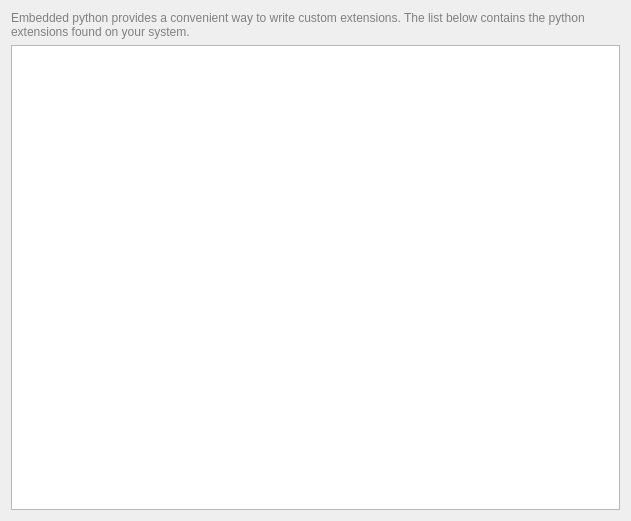
hamonikr/hamonikr-albert, file plugins/python/src/configwidget.ui: the form before one commit.
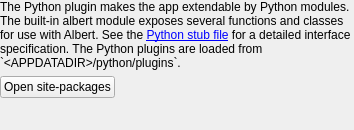
The form after the commit.

The edit to the form file:
```diff
--- a/plugins/python/src/configwidget.ui
+++ b/plugins/python/src/configwidget.ui
@@ -6,15 +6,27 @@
    <rect>
     <x>0</x>
     <y>0</y>
-    <width>631</width>
-    <height>521</height>
+    <width>354</width>
+    <height>130</height>
    </rect>
   </property>
-  <layout class="QVBoxLayout">
+  <layout class="QVBoxLayout" name="verticalLayout">
+   <property name="leftMargin">
+    <number>0</number>
+   </property>
+   <property name="topMargin">
+    <number>0</number>
+   </property>
+   <property name="rightMargin">
+    <number>0</number>
+   </property>
+   <property name="bottomMargin">
+    <number>0</number>
+   </property>
    <item>
-    <widget class="QLabel" name="label">
+    <widget class="QLabel" name="label_2">
      <property name="text">
-      <string>&lt;html&gt;&lt;head/&gt;&lt;body&gt;&lt;p&gt;&lt;span style=&quot; color:#808080;&quot;&gt;Embedded python provides a convenient way to write custom extensions. The list below contains the python extensions found on your system.&lt;/span&gt;&lt;/p&gt;&lt;/body&gt;&lt;/html&gt;</string>
+      <string>The Python plugin makes the app extendable by Python modules. The built-in albert module exposes several functions and classes for use with Albert. See the &lt;a href=&quot;https://github.com/albertlauncher/python/blob/master/albert.pyi&quot;&gt;Python stub file&lt;/a&gt; for a detailed interface specification. The Python plugins are loaded from `&amp;lt;APPDATADIR&amp;gt;/python/plugins`.</string>
      </property>
      <property name="wordWrap">
       <bool>true</bool>
@@ -22,35 +34,41 @@
     </widget>
    </item>
    <item>
-    <widget class="QTableView" name="tableView">
-     <property name="sizeAdjustPolicy">
-      <enum>QAbstractScrollArea::AdjustToContents</enum>
+    <layout class="QHBoxLayout" name="horizontalLayout">
+     <item>
+      <widget class="QPushButton" name="pushButton_packages">
+       <property name="text">
+        <string>Open site-packages</string>
+       </property>
+      </widget>
+     </item>
+     <item>
+      <spacer name="horizontalSpacer">
+       <property name="orientation">
+        <enum>Qt::Horizontal</enum>
+       </property>
+       <property name="sizeHint" stdset="0">
+        <size>
+         <width>0</width>
+         <height>0</height>
+        </size>
+       </property>
+      </spacer>
+     </item>
+    </layout>
+   </item>
+   <item>
+    <spacer name="verticalSpacer">
+     <property name="orientation">
+      <enum>Qt::Vertical</enum>
      </property>
-     <property name="alternatingRowColors">
-      <bool>true</bool>
+     <property name="sizeHint" stdset="0">
+      <size>
+       <width>0</width>
+       <height>0</height>
+      </size>
      </property>
-     <property name="selectionMode">
-      <enum>QAbstractItemView::SingleSelection</enum>
-     </property>
-     <property name="selectionBehavior">
-      <enum>QAbstractItemView::SelectRows</enum>
-     </property>
-     <property name="textElideMode">
-      <enum>Qt::ElideLeft</enum>
-     </property>
-     <property name="showGrid">
-      <bool>false</bool>
-     </property>
-     <property name="wordWrap">
-      <bool>false</bool>
-     </property>
-     <attribute name="horizontalHeaderHighlightSections">
-      <bool>false</bool>
-     </attribute>
-     <attribute name="verticalHeaderVisible">
-      <bool>false</bool>
-     </attribute>
-    </widget>
+    </spacer>
    </item>
   </layout>
  </widget>
```
Left out of the diff: 7 changed lines with no effect on the pictures.
